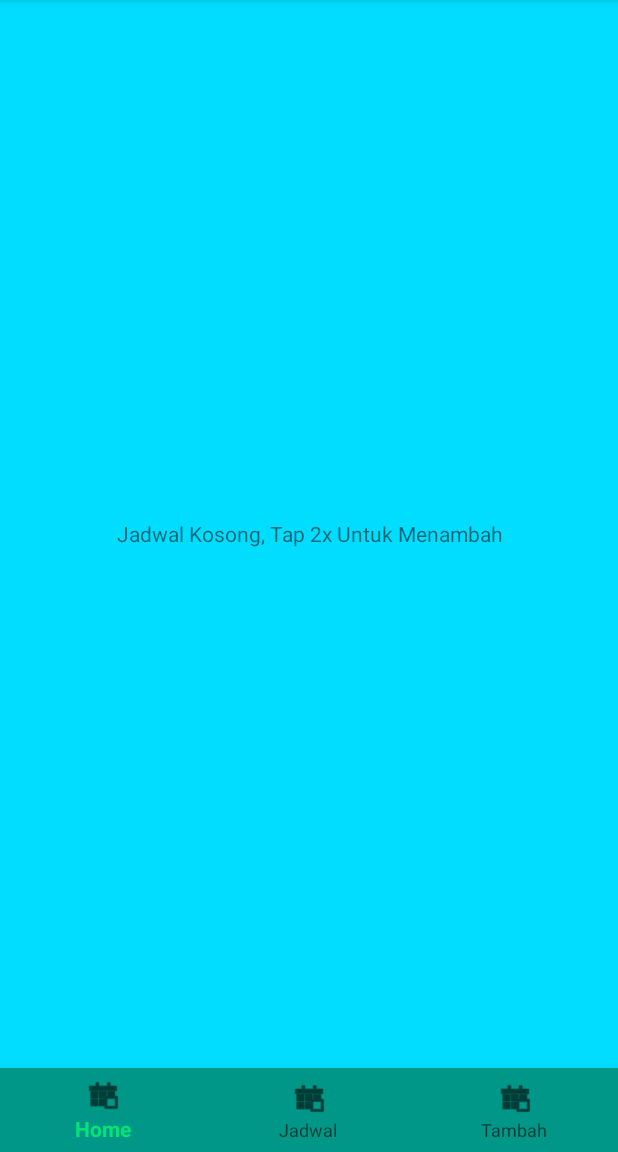
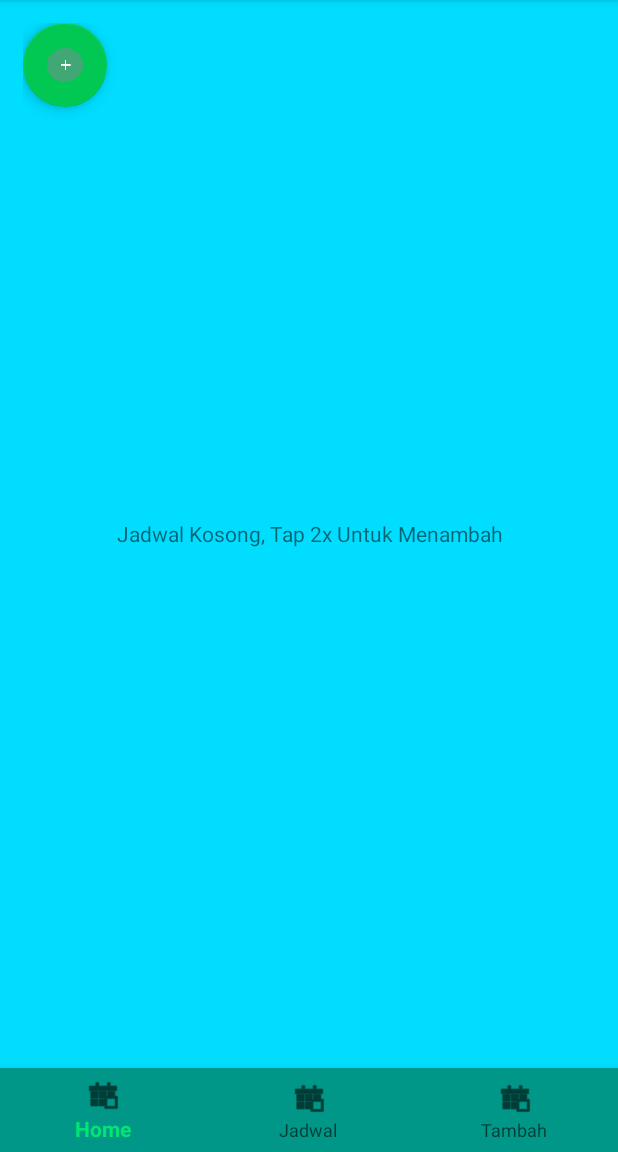
Before and after one commit to syarwanarief/MAINTAINANCEPPJ, an Android app: the screen it shows after launch (MainActivity), on a phone screen of 412 x 824 dp, the part 84-1236 px from its top. Run offline under Robolectric (Android 15) with nearby library versions, the phone set to English and light mode, and no system bars.

Commit message:
Masookk Pak Eko

```diff
--- a/app/src/main/java/medio/maintainanceppj/MainActivity.java
+++ b/app/src/main/java/medio/maintainanceppj/MainActivity.java
@@ -50,7 +50,7 @@ public class MainActivity extends AppCompatActivity {
                         if (i == 1){
                             Toast.makeText(MainActivity.this, "Tap Lagi Untuk Menambah",Toast.LENGTH_SHORT).show();
                         }else if (i == 2){
-                            HomeFragment fragment = new HomeFragment();
+                            TambahFragment fragment = new TambahFragment();
                             FragmentTransaction fragmentTransaction = getSupportFragmentManager().beginTransaction();
                             fragmentTransaction.replace(R.id.fragment_container, fragment);
                             fragmentTransaction.commit();
@@ -101,4 +101,11 @@ public class MainActivity extends AppCompatActivity {
             },400);
         }
     }
+
+    public void tambah(View view) {
+        TambahFragment fragment = new TambahFragment();
+        FragmentTransaction fragmentTransaction = getSupportFragmentManager().beginTransaction();
+        fragmentTransaction.replace(R.id.fragment_container, fragment);
+        fragmentTransaction.commit();
+    }
 }
--- a/app/src/main/res/layout/fragment_home.xml
+++ b/app/src/main/res/layout/fragment_home.xml
@@ -31,4 +31,10 @@
             android:text="Jadwal Kosong, Tap 2x Untuk Menambah"/>
     </RelativeLayout>
 
+    <android.support.design.widget.FloatingActionButton
+        android:layout_width="wrap_content"
+        android:layout_height="wrap_content"
+        android:src="@drawable/icon_tambah"
+        android:onClick="tambah"/>
+
 </RelativeLayout>
```
